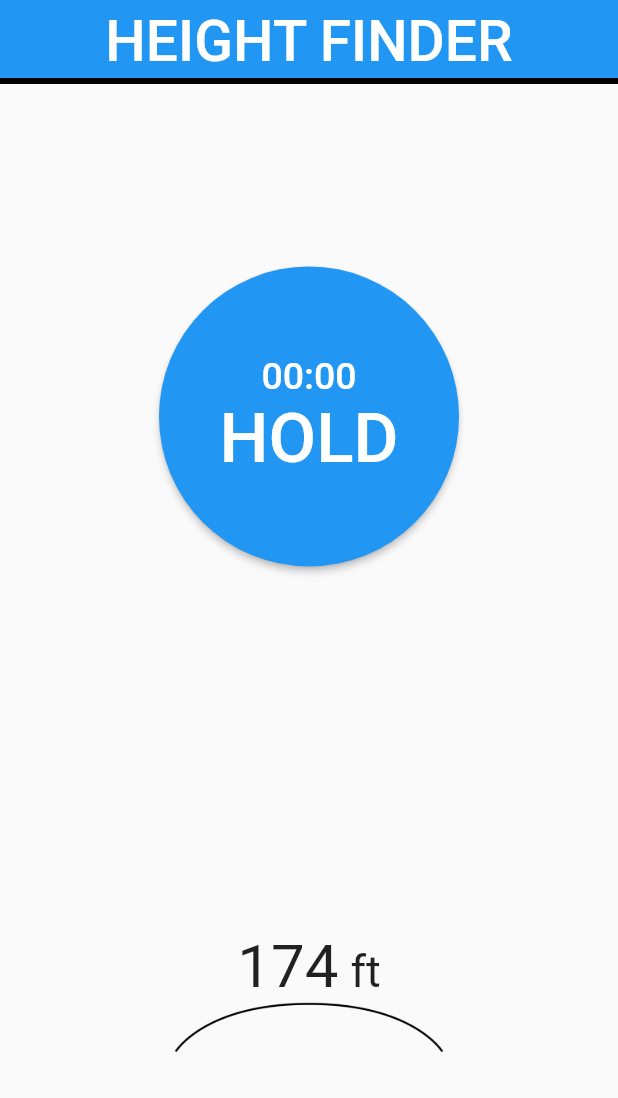
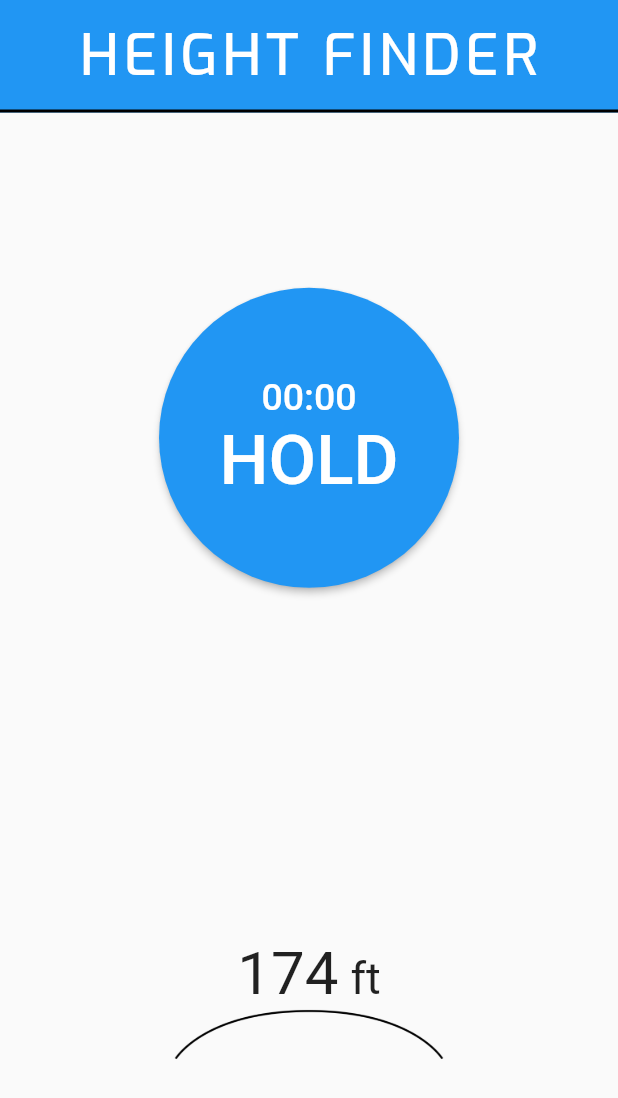
Before and after one commit to JaredTeter/height_finder, a Flutter app: the screen it shows after launch, on a phone screen of 412 x 824 dp. Shown: the top 1098 px of the screen. Run offline on Flutter 3.47's test engine with Material 2 defaults, Android fonts, the phone set to English and light mode, and no system bars.

Commit message:
Appbar changed font to Exo, and increased toolbarHeight and border thickness

```diff
--- a/lib/home.dart
+++ b/lib/home.dart
@@ -16,14 +16,18 @@ class _HomeState extends State<Home> {
         title: const Center(
             child: Text(
           'HEIGHT FINDER',
-          style: TextStyle(fontSize: 38.0),
+          style: TextStyle(
+            fontSize: 38.0,
+            fontFamily: 'Exo',
+            letterSpacing: 3.0,
+          ),
         )),
         shape: const Border(
-          bottom: BorderSide(
-            color: Colors.black,
-            width: 4,
-          )
-        ),
+            bottom: BorderSide(
+          color: Colors.black,
+          width: 2,
+        )),
+        toolbarHeight: 75.0,
         elevation: 0.0,
       ),
       body: Center(
```
